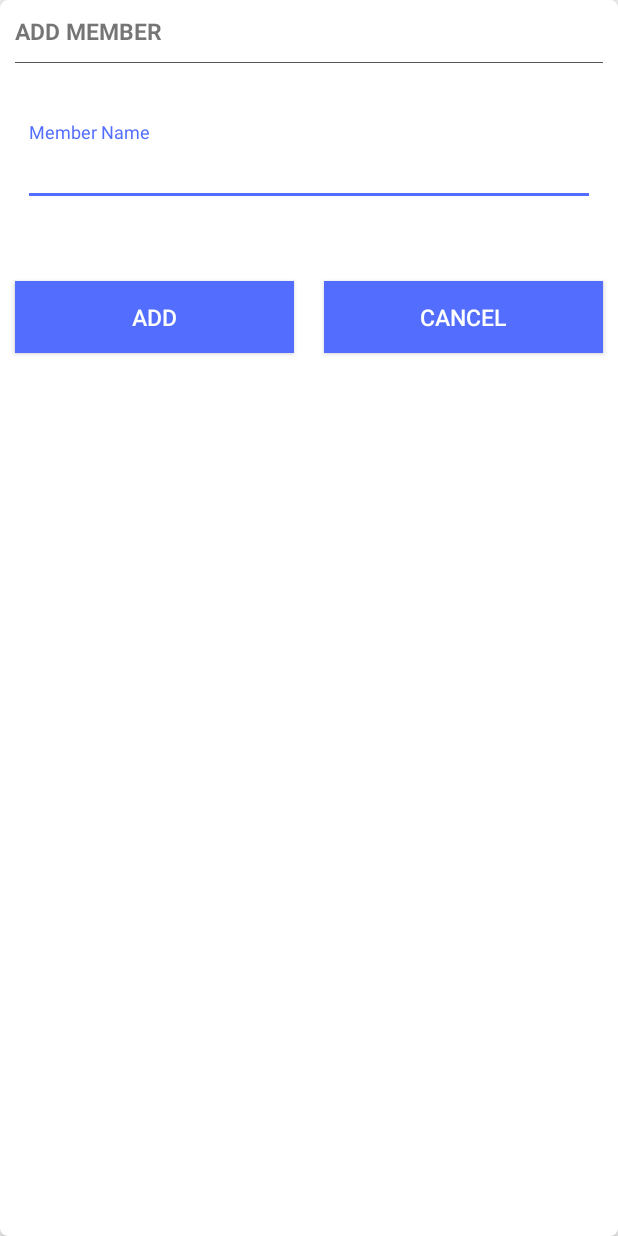
After one commit to nicholaivillegas/isgp, an Android app: the layout dialog_add_member.xml on its own in the app's theme, with its tools: preview values and no code run, on a phone screen of 412 x 824 dp. The commit adds this screen. Run offline under Robolectric (Android 15) with nearby library versions, the phone set to English and light mode, and no system bars.

Commit message:
registration ui

```diff
--- a/app/build.gradle
+++ b/app/build.gradle
@@ -16,6 +16,9 @@ android {
             minifyEnabled false
             proguardFiles getDefaultProguardFile('proguard-android.txt'), 'proguard-rules.pro'
         }
+    }
+    dataBinding{
+        enabled true
     }
 }
 
--- /dev/null
+++ b/app/src/main/res/layout/dialog_add_member.xml
@@ -0,0 +1,90 @@
+<?xml version="1.0" encoding="utf-8"?>
+<layout xmlns:app="http://schemas.android.com/apk/res-auto">
+
+    <android.support.v7.widget.CardView xmlns:android="http://schemas.android.com/apk/res/android"
+        android:layout_width="match_parent"
+        android:layout_height="match_parent"
+        android:orientation="vertical"
+        app:cardCornerRadius="5dp"
+        app:cardElevation="5dp">
+
+        <RelativeLayout
+            android:layout_width="match_parent"
+            android:layout_height="wrap_content">
+
+            <TextView
+                android:id="@+id/tv_header_label"
+                android:layout_width="match_parent"
+                android:layout_height="wrap_content"
+                android:padding="10dp"
+                android:text="ADD MEMBER"
+                android:textSize="15sp"
+                android:textStyle="bold" />
+
+            <View
+                android:layout_width="match_parent"
+                android:layout_height="0.5dp"
+                android:layout_below="@id/tv_header_label"
+                android:layout_marginLeft="10dp"
+                android:layout_marginRight="10dp"
+                android:background="#555" />
+
+            <android.support.design.widget.TextInputLayout
+                android:id="@+id/inputlayout_add_member"
+                android:layout_width="match_parent"
+                android:layout_height="wrap_content"
+                android:layout_below="@id/tv_header_label"
+                android:layout_marginBottom="40dp"
+                android:layout_marginLeft="15dp"
+                android:layout_marginRight="15dp"
+                android:layout_marginTop="40dp"
+                android:textColorHint="@color/colorAccent">
+
+                <EditText
+                    android:id="@+id/edit_member_name"
+                    android:layout_width="match_parent"
+                    android:layout_height="wrap_content"
+                    android:hint="Member Name"
+                    android:textColor="@color/colorPrimary"
+                    android:textColorHint="@color/colorPrimary" />
+
+            </android.support.design.widget.TextInputLayout>
+
+            <LinearLayout
+                android:layout_width="match_parent"
+                android:layout_height="wrap_content"
+                android:layout_below="@id/inputlayout_add_member"
+                android:orientation="horizontal">
+
+                <Button
+                    android:id="@+id/button_add"
+                    android:layout_width="match_parent"
+                    android:layout_height="wrap_content"
+                    android:layout_margin="10dp"
+                    android:layout_marginTop="20dip"
+                    android:layout_weight="1"
+                    android:background="@drawable/button_selector"
+                    android:text="ADD"
+                    android:textAllCaps="false"
+                    android:textColor="@color/colorLight"
+                    android:textSize="15sp" />
+
+                <Button
+                    android:id="@+id/button_cancel"
+                    android:layout_width="match_parent"
+                    android:layout_height="wrap_content"
+                    android:layout_margin="10dp"
+                    android:layout_marginTop="20dip"
+                    android:layout_weight="1"
+                    android:background="@drawable/button_selector"
+                    android:text="CANCEL"
+                    android:textAllCaps="false"
+                    android:textColor="@color/colorLight"
+                    android:textSize="15sp" />
+
+            </LinearLayout>
+
+
+        </RelativeLayout>
+    </android.support.v7.widget.CardView>
+</layout>
```
Also changed, not shown: app/src/main/java/com/androidapp/isagip/RegisterActivity.java (+68 -2 lines), app/src/main/java/com/androidapp/isagip/adapter/MemberListAdapter.java (added, +100 -0 lines), app/src/main/res/layout/activity_register.xml (+31 -18 lines), app/src/main/res/layout/item_name.xml (added, +28 -0 lines), app/src/main/res/drawable-hdpi/ic_add_box_black_24dp.png (added), app/src/main/res/drawable-hdpi/ic_delete_forever_black_24dp.png (added), app/src/main/res/drawable-mdpi/ic_add_box_black_24dp.png (added), app/src/main/res/drawable-mdpi/ic_delete_forever_black_24dp.png (added), app/src/main/res/drawable-xhdpi/ic_add_box_black_24dp.png (added), app/src/main/res/drawable-xhdpi/ic_delete_forever_black_24dp.png (added), app/src/main/res/drawable-xxhdpi/ic_add_box_black_24dp.png (added), app/src/main/res/drawable-xxhdpi/ic_delete_forever_black_24dp.png (added), app/src/main/res/drawable-xxxhdpi/ic_add_box_black_24dp.png (added), app/src/main/res/drawable-xxxhdpi/ic_delete_forever_black_24dp.png (added).
